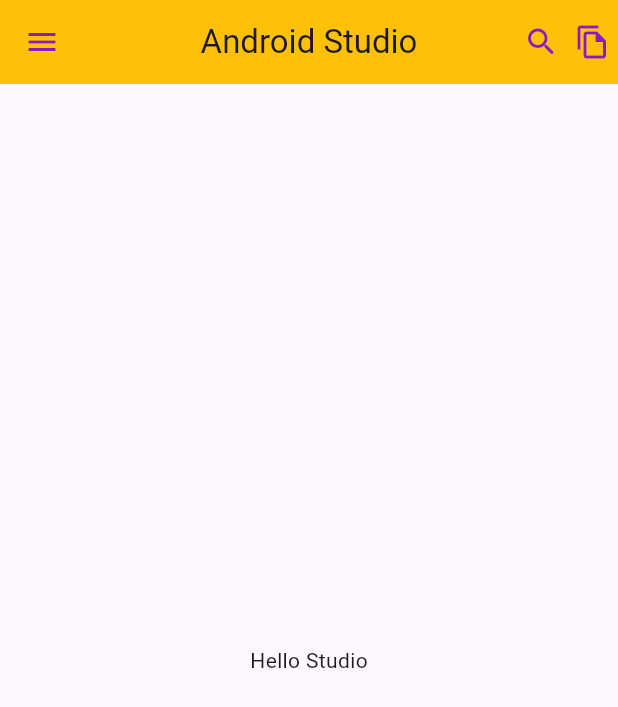
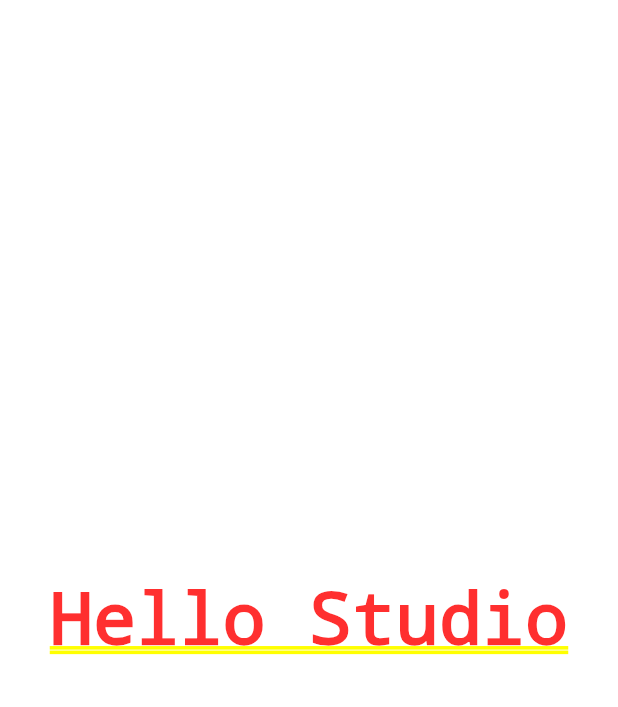
Before and after one commit to tarun1sisodia/Flutter, a Flutter app: the screen it shows after launch, on a phone screen of 412 x 824 dp. Shown: the top 707 px of the screen. Run offline on Flutter 3.47's test engine with Material 3 defaults, Android fonts, the phone set to English and light mode, and no system bars.

Commit message:
Add Document to Code & What is Container?

```diff
--- a/big_brains/lib/day1.dart
+++ b/big_brains/lib/day1.dart
@@ -5,7 +5,8 @@ class Day1 extends StatelessWidget
   const Day1({ super.key });
 
   @override
-  Widget build(BuildContext context)
+/// Builds the UI for the Day1 screen, which displays an app bar with a title, menu icon, search icon, and file copy icon, and a body that displays the text "Hello Studio" centered.
+    Widget build(BuildContext context)
   {
     return SafeArea(
       child: Scaffold(
--- /dev/null
+++ b/big_brains/lib/day2.dart
@@ -0,0 +1,17 @@
+import 'package:flutter/material.dart';
+
+class Day2 extends StatelessWidget
+{
+  const Day2({ super.key });
+
+  @override
+  Widget build(BuildContext context)
+  {
+    return Container(
+      child: Center(
+        child: Text("Hello Studio"),
+      )
+    );
+
+  }
+}
--- a/big_brains/lib/main.dart
+++ b/big_brains/lib/main.dart
@@ -1,5 +1,6 @@
 import 'package:flutter/material.dart';
-import 'day1.dart';
+// import 'day1.dart';
+import 'day2.dart';
 
 void main() {
   runApp(const MainApp());
@@ -11,7 +12,7 @@ class MainApp extends StatelessWidget {
   @override
   Widget build(BuildContext context) {
     return const MaterialApp(
-      home: Day1(),
+      home: Day2(),
       debugShowCheckedModeBanner: false,
     );
   }
```
